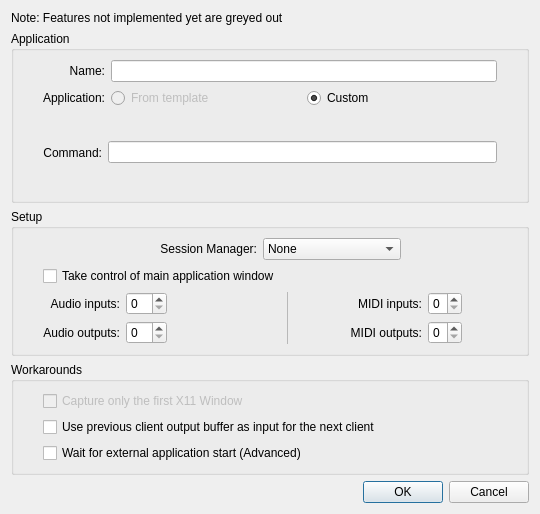
Old version of the form resources/ui/carla_add_jack.ui in the repository falkTX/Carla.
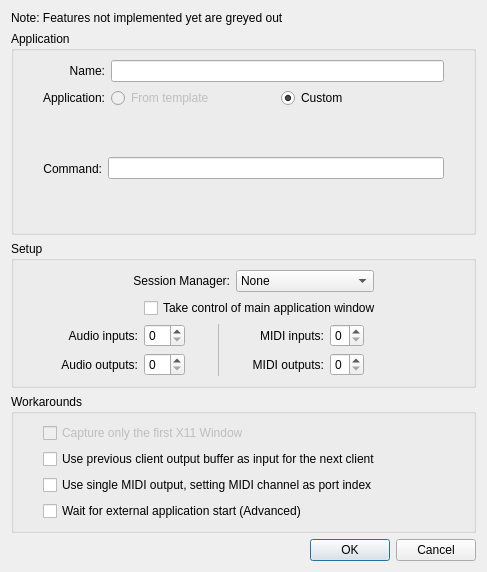
New version of the form.

Commit message: Expose libjack midi out channel mixdown option in add-jack dialog

```diff
--- a/resources/ui/carla_add_jack.ui
+++ b/resources/ui/carla_add_jack.ui
@@ -6,8 +6,8 @@
    <rect>
     <x>0</x>
     <y>0</y>
-    <width>540</width>
-    <height>514</height>
+    <width>487</width>
+    <height>572</height>
    </rect>
   </property>
   <property name="windowTitle">
@@ -242,31 +242,14 @@
         </item>
        </layout>
       </item>
-      <item row="1" column="1" colspan="3">
-       <widget class="QCheckBox" name="cb_manage_window">
-        <property name="text">
-         <string>Take control of main application window</string>
-        </property>
-       </widget>
-      </item>
-      <item row="2" column="0">
-       <spacer name="horizontalSpacer_5">
-        <property name="orientation">
-         <enum>Qt::Horizontal</enum>
-        </property>
-        <property name="sizeType">
-         <enum>QSizePolicy::Fixed</enum>
-        </property>
-        <property name="sizeHint" stdset="0">
-         <size>
-          <width>20</width>
-          <height>1</height>
-         </size>
-        </property>
-       </spacer>
-      </item>
       <item row="2" column="1">
        <widget class="QLabel" name="label_3">
+        <property name="sizePolicy">
+         <sizepolicy hsizetype="Expanding" vsizetype="Preferred">
+          <horstretch>0</horstretch>
+          <verstretch>0</verstretch>
+         </sizepolicy>
+        </property>
         <property name="text">
          <string>Audio inputs:</string>
         </property>
@@ -287,9 +270,12 @@
         <property name="orientation">
          <enum>Qt::Horizontal</enum>
         </property>
+        <property name="sizeType">
+         <enum>QSizePolicy::Fixed</enum>
+        </property>
         <property name="sizeHint" stdset="0">
          <size>
-          <width>1</width>
+          <width>20</width>
           <height>1</height>
          </size>
         </property>
@@ -313,9 +299,12 @@
         <property name="orientation">
          <enum>Qt::Horizontal</enum>
         </property>
+        <property name="sizeType">
+         <enum>QSizePolicy::Fixed</enum>
+        </property>
         <property name="sizeHint" stdset="0">
          <size>
-          <width>1</width>
+          <width>20</width>
           <height>1</height>
          </size>
         </property>
@@ -369,6 +358,12 @@
       </item>
       <item row="3" column="1">
        <widget class="QLabel" name="label_4">
+        <property name="sizePolicy">
+         <sizepolicy hsizetype="Expanding" vsizetype="Preferred">
+          <horstretch>0</horstretch>
+          <verstretch>0</verstretch>
+         </sizepolicy>
+        </property>
         <property name="text">
          <string>Audio outputs:</string>
         </property>
@@ -389,9 +384,12 @@
         <property name="orientation">
          <enum>Qt::Horizontal</enum>
         </property>
+        <property name="sizeType">
+         <enum>QSizePolicy::Fixed</enum>
+        </property>
         <property name="sizeHint" stdset="0">
          <size>
-          <width>1</width>
+          <width>20</width>
           <height>1</height>
          </size>
         </property>
@@ -402,9 +400,12 @@
         <property name="orientation">
          <enum>Qt::Horizontal</enum>
         </property>
+        <property name="sizeType">
+         <enum>QSizePolicy::Fixed</enum>
+        </property>
         <property name="sizeHint" stdset="0">
          <size>
-          <width>1</width>
+          <width>20</width>
           <height>1</height>
          </size>
         </property>
@@ -440,6 +441,13 @@
         </property>
        </spacer>
       </item>
+      <item row="1" column="2" colspan="7">
+       <widget class="QCheckBox" name="cb_manage_window">
+        <property name="text">
+         <string>Take control of main application window</string>
+        </property>
+       </widget>
+      </item>
      </layout>
     </widget>
    </item>
@@ -449,6 +457,13 @@
       <string>Workarounds</string>
      </property>
      <layout class="QGridLayout" name="gridLayout_3">
+      <item row="4" column="1">
+       <widget class="QCheckBox" name="cb_external_start">
+        <property name="text">
+         <string>Wait for external application start (Advanced)</string>
+        </property>
+       </widget>
+      </item>
       <item row="0" column="1">
        <widget class="QCheckBox" name="cb_capture_first_window">
         <property name="enabled">
@@ -496,9 +511,9 @@
        </widget>
       </item>
       <item row="3" column="1">
-       <widget class="QCheckBox" name="cb_external_start">
+       <widget class="QCheckBox" name="cb_out_midi_mixdown">
         <property name="text">
-         <string>Wait for external application start (Advanced)</string>
+         <string>Use single MIDI output, setting MIDI channel as port index</string>
         </property>
        </widget>
       </item>
```
Left out of the diff: 16 changed lines with no effect on the pictures. The commit also changes 2 other files.
